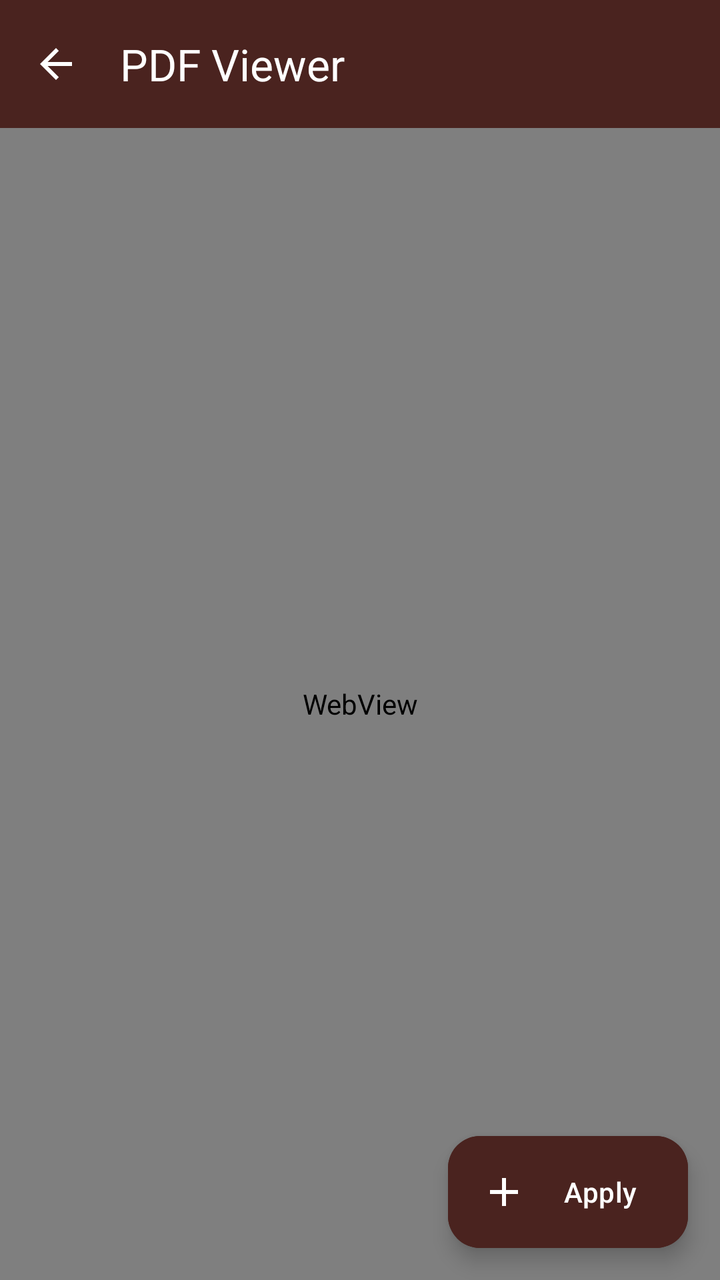
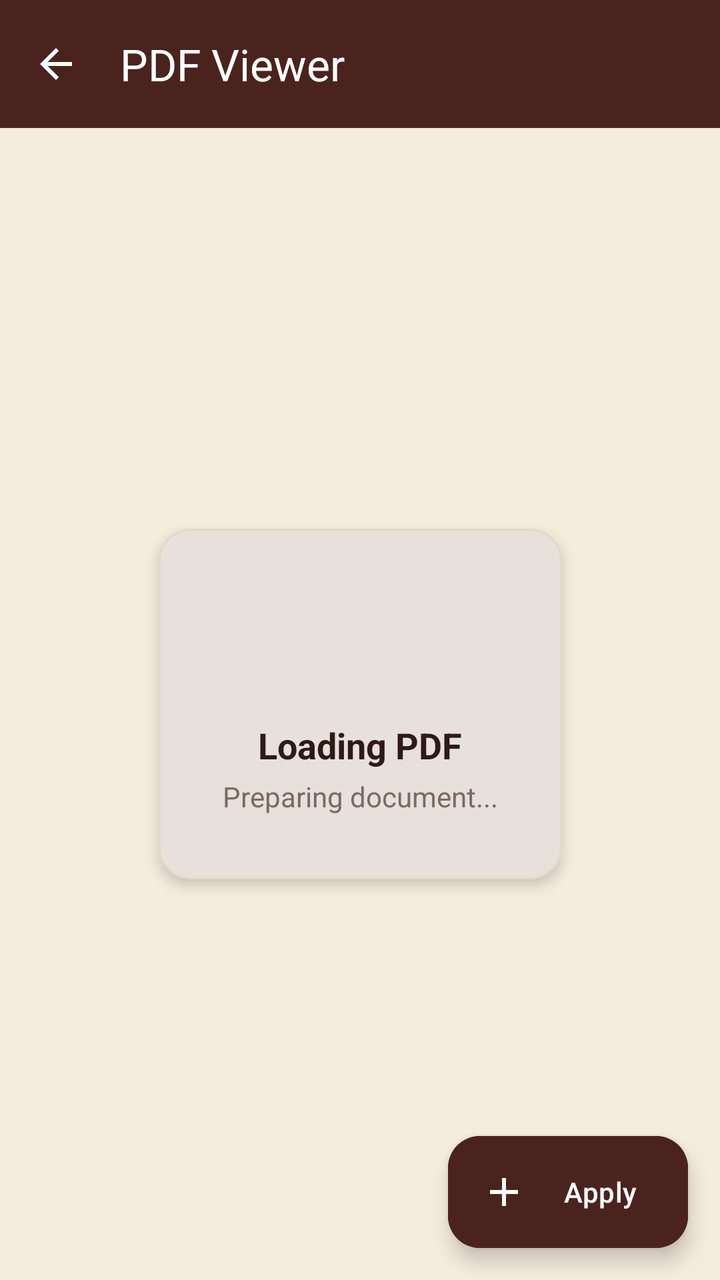

The first picture is an Android layout as it rendered before a commit; the second is the same layout after the commit. The layout source and the unified diff follow.
<!-- AndroidManifest.xml: application theme Theme.EServicesICCHelper -->
<!-- res/layout/activity_pdf_viewer.xml -->
<?xml version="1.0" encoding="utf-8"?>
<androidx.constraintlayout.widget.ConstraintLayout xmlns:android="http://schemas.android.com/apk/res/android"
    xmlns:app="http://schemas.android.com/apk/res-auto"
    xmlns:tools="http://schemas.android.com/tools"
    android:layout_width="match_parent"
    android:layout_height="match_parent"
    android:fitsSystemWindows="true"
    tools:context=".PdfViewerActivity">

    <com.google.android.material.appbar.AppBarLayout
        android:id="@+id/appBarLayout"
        android:layout_width="match_parent"
        android:layout_height="wrap_content"
        app:layout_constraintTop_toTopOf="parent">

        <com.google.android.material.appbar.MaterialToolbar
            android:id="@+id/toolbar"
            android:layout_width="match_parent"
            android:layout_height="?attr/actionBarSize"
            android:background="?attr/colorPrimary"
            app:navigationIcon="@drawable/ic_back"
            app:title="PDF Viewer"
            app:titleTextColor="@color/white" />

    </com.google.android.material.appbar.AppBarLayout>

    <android.webkit.WebView
        android:id="@+id/pdfWebView"
        android:layout_width="match_parent"
        android:layout_height="0dp"
        app:layout_constraintBottom_toBottomOf="parent"
        app:layout_constraintTop_toBottomOf="@id/appBarLayout" />

    <include
        android:id="@+id/layoutFabApply"
        layout="@layout/layout_apply_fab" />

    <ProgressBar
        android:id="@+id/progressBar"
        android:layout_width="wrap_content"
        android:layout_height="wrap_content"
        app:layout_constraintBottom_toBottomOf="parent"
        app:layout_constraintEnd_toEndOf="parent"
        app:layout_constraintStart_toStartOf="parent"
        app:layout_constraintTop_toBottomOf="@id/appBarLayout" />

</androidx.constraintlayout.widget.ConstraintLayout>
<!-- res/layout/layout_apply_fab.xml (included above) -->
<?xml version="1.0" encoding="utf-8"?>
<com.google.android.material.floatingactionbutton.ExtendedFloatingActionButton xmlns:android="http://schemas.android.com/apk/res/android"
    xmlns:app="http://schemas.android.com/apk/res-auto"
    android:id="@+id/fabApply"
    android:layout_width="wrap_content"
    android:layout_height="wrap_content"
    android:layout_margin="16dp"
    android:text="@string/btn_apply"
    android:textColor="@color/white"
    app:backgroundTint="?attr/colorPrimary"
    app:icon="@drawable/ic_add"
    app:iconTint="@color/white"
    app:layout_constraintBottom_toBottomOf="parent"
    app:layout_constraintEnd_toEndOf="parent" />
<!-- resources referenced by this layout -->
<resources>
  <color name="white">#FFFFFF</color>
  <!-- drawable ic_add (drawable) -->
  <vector xmlns:android="http://schemas.android.com/apk/res/android"
      android:width="24dp"
      android:height="24dp"
      android:viewportWidth="24"
      android:viewportHeight="24"
      android:tint="?attr/colorControlNormal">
    <path
        android:fillColor="@android:color/white"
        android:pathData="M19,13h-6v6h-2v-6H5v-2h6V5h2v6h6v2z"/>
  </vector>
  <!-- drawable ic_back (drawable) -->
  <vector xmlns:android="http://schemas.android.com/apk/res/android"
      android:width="24dp"
      android:height="24dp"
      android:viewportWidth="24"
      android:viewportHeight="24">
    <path
        android:fillColor="@android:color/white"
        android:pathData="M20,11H7.83l5.59,-5.59L12,4l-8,8l8,8l1.41,-1.41L7.83,13H20v-2z"/>
  </vector>
  <string name="btn_apply">Apply</string>
  <style name="Theme.EServicesICCHelper" parent="Base.Theme.EServicesICCHelper" />
  <style name="Base.Theme.EServicesICCHelper" parent="Theme.Material3.Light.NoActionBar">
          
          <item name="colorPrimary">@color/primary_dark_brown</item>
          <item name="colorOnPrimary">@color/white</item>
          <item name="colorPrimaryContainer">@color/light_accent</item>
          <item name="colorOnPrimaryContainer">@color/primary_dark_brown</item>
  
          
          <item name="colorSecondary">@color/secondary_brown</item>
          <item name="colorOnSecondary">@color/white</item>
          <item name="colorSecondaryContainer">@color/divider_color</item>
          <item name="colorOnSecondaryContainer">@color/text_primary</item>
  
          
          <item name="colorTertiary">@color/accent_gold</item>
          <item name="colorOnTertiary">@color/text_primary</item>
          <item name="colorTertiaryContainer">@color/light_accent</item>
          <item name="colorOnTertiaryContainer">@color/text_primary</item>
  
          
          <item name="android:windowBackground">@color/background_cream</item>
          <item name="colorSurface">@color/surface_card</item>
          <item name="colorOnSurface">@color/text_primary</item>
          <item name="colorSurfaceVariant">@color/surface_card</item>
          <item name="colorOnSurfaceVariant">@color/text_secondary</item>
  
          <item name="android:textColorPrimary">@color/text_primary</item>
          <item name="android:textColorSecondary">@color/text_secondary</item>
  
          
          <item name="colorOutline">@color/divider_color</item>
          <item name="colorOutlineVariant">@color/divider_color</item>
  
          
          <item name="colorError">@color/error_color</item>
          <item name="colorOnError">@color/white</item>
  
          
          <item name="android:statusBarColor">@color/primary_dark_brown</item>
          <item name="android:windowLightStatusBar">false</item>
      </style>
  <color name="primary_dark_brown">#4A231F</color>
  <color name="light_accent">#F1D9B5</color>
  <color name="secondary_brown">#6B3A33</color>
  <color name="divider_color">#E4D8C8</color>
  <color name="text_primary">#2E1A17</color>
  <color name="accent_gold">#D4AE7A</color>
  <color name="background_cream">#F5ECDD</color>
  <color name="surface_card">#F8F4EF</color>
  <color name="text_secondary">#7A6A63</color>
  <color name="error_color">#E53935</color>
</resources>

<!-- the commit's change to res/layout/activity_pdf_viewer.xml (unified diff, before → after) -->
@@ -28,21 +28,104 @@
         android:id="@+id/pdfWebView"
         android:layout_width="match_parent"
         android:layout_height="0dp"
+        android:visibility="gone"
         app:layout_constraintBottom_toBottomOf="parent"
         app:layout_constraintTop_toBottomOf="@id/appBarLayout" />
+
+    
+    <com.google.android.material.card.MaterialCardView
+        android:id="@+id/layoutLoading"
+        android:layout_width="wrap_content"
+        android:layout_height="wrap_content"
+        app:cardBackgroundColor="@color/surface_card"
+        app:cardCornerRadius="16dp"
+        app:cardElevation="4dp"
+        app:layout_constraintBottom_toBottomOf="parent"
+        app:layout_constraintEnd_toEndOf="parent"
+        app:layout_constraintStart_toStartOf="parent"
+        app:layout_constraintTop_toBottomOf="@id/appBarLayout"
+        app:strokeColor="@color/divider_color"
+        app:strokeWidth="1dp">
+
+        <LinearLayout
+            android:layout_width="wrap_content"
+            android:layout_height="wrap_content"
+            android:gravity="center"
+            android:minWidth="200dp"
+            android:orientation="vertical"
+            android:padding="32dp">
+
+            <ProgressBar
+                android:id="@+id/progressBar"
+                android:layout_width="48dp"
+                android:layout_height="48dp"
+                android:indeterminateTint="@color/primary_dark_brown" />
+
+            <TextView
+                android:layout_width="wrap_content"
+                android:layout_height="wrap_content"
+                android:layout_marginTop="16dp"
+                android:text="@string/msg_loading_pdf"
+                android:textColor="@color/text_primary"
+                android:textSize="18sp"
+                android:textStyle="bold" />
+
+            <TextView
+                android:id="@+id/tvLoadingStatus"
+                android:layout_width="wrap_content"
+                android:layout_height="wrap_content"
+                android:layout_marginTop="4dp"
+                android:text="@string/status_preparing"
+                android:textColor="@color/text_secondary"
+                android:textSize="14sp" />
+
+        </LinearLayout>
+
+    </com.google.android.material.card.MaterialCardView>
+
+    
+    <LinearLayout
+        android:id="@+id/layoutError"
+        android:layout_width="match_parent"
+        android:layout_height="wrap_content"
+        android:gravity="center"
+        android:orientation="vertical"
+        android:padding="32dp"
+        android:visibility="gone"
+        app:layout_constraintBottom_toBottomOf="parent"
+        app:layout_constraintTop_toBottomOf="@id/appBarLayout">
+
+        <ImageView
+            android:layout_width="64dp"
+            android:layout_height="64dp"
+            android:contentDescription="@null"
+            android:src="@drawable/ic_warning"
+            app:tint="@color/error_color" />
+
+        <TextView
+            android:id="@+id/tvErrorMsg"
+            android:layout_width="wrap_content"
+            android:layout_height="wrap_content"
+            android:layout_marginTop="16dp"
+            android:gravity="center"
+            android:text="@string/error_pdf_failed"
+            android:textColor="@color/text_primary"
+            android:textSize="16sp" />
+
+        <com.google.android.material.button.MaterialButton
+            android:id="@+id/btnRetry"
+            style="@style/Widget.Material3.Button.TonalButton"
+            android:layout_width="wrap_content"
+            android:layout_height="wrap_content"
+            android:layout_marginTop="24dp"
+            android:text="@string/btn_retry"
+            app:cornerRadius="8dp" />
+
+    </LinearLayout>
 
     <include
         android:id="@+id/layoutFabApply"
         layout="@layout/layout_apply_fab" />
-
-    <ProgressBar
-        android:id="@+id/progressBar"
-        android:layout_width="wrap_content"
-        android:layout_height="wrap_content"
-        app:layout_constraintBottom_toBottomOf="parent"
-        app:layout_constraintEnd_toEndOf="parent"
-        app:layout_constraintStart_toStartOf="parent"
-        app:layout_constraintTop_toBottomOf="@id/appBarLayout" />
 
 </androidx.constraintlayout.widget.ConstraintLayout>
 <!-- res/layout/layout_apply_fab.xml (included above) -->
<!-- resource entries referenced after the edit -->
@@ -1,5 +1,11 @@
 <!-- resources referenced by this layout -->
 <resources>
+  <color name="divider_color">#E4D8C8</color>
+  <color name="error_color">#E53935</color>
+  <color name="primary_dark_brown">#4A231F</color>
+  <color name="surface_card">#F8F4EF</color>
+  <color name="text_primary">#2E1A17</color>
+  <color name="text_secondary">#7A6A63</color>
   <color name="white">#FFFFFF</color>
   <!-- drawable ic_add (drawable) -->
   <vector xmlns:android="http://schemas.android.com/apk/res/android"
@@ -22,7 +28,21 @@
         android:fillColor="@android:color/white"
         android:pathData="M20,11H7.83l5.59,-5.59L12,4l-8,8l8,8l1.41,-1.41L7.83,13H20v-2z"/>
   </vector>
+  <!-- drawable ic_warning (drawable) -->
+  <vector xmlns:android="http://schemas.android.com/apk/res/android"
+      android:width="24dp"
+      android:height="24dp"
+      android:viewportWidth="24"
+      android:viewportHeight="24">
+    <path
+        android:fillColor="#FF000000"
+        android:pathData="M1,21h22L12,2 1,21zM13,18h-2v-2h2v2zM13,14h-2v-4h2v4z"/>
+  </vector>
   <string name="btn_apply">Apply</string>
+  <string name="btn_retry">Retry</string>
+  <string name="error_pdf_failed">Failed to load PDF</string>
+  <string name="msg_loading_pdf">Loading PDF</string>
+  <string name="status_preparing">Preparing document...</string>
   <style name="Theme.EServicesICCHelper" parent="Base.Theme.EServicesICCHelper" />
   <style name="Base.Theme.EServicesICCHelper" parent="Theme.Material3.Light.NoActionBar">
           
@@ -65,15 +85,9 @@
           <item name="android:statusBarColor">@color/primary_dark_brown</item>
           <item name="android:windowLightStatusBar">false</item>
       </style>
-  <color name="primary_dark_brown">#4A231F</color>
   <color name="light_accent">#F1D9B5</color>
   <color name="secondary_brown">#6B3A33</color>
-  <color name="divider_color">#E4D8C8</color>
-  <color name="text_primary">#2E1A17</color>
   <color name="accent_gold">#D4AE7A</color>
   <color name="background_cream">#F5ECDD</color>
-  <color name="surface_card">#F8F4EF</color>
-  <color name="text_secondary">#7A6A63</color>
-  <color name="error_color">#E53935</color>
 </resources>
 
